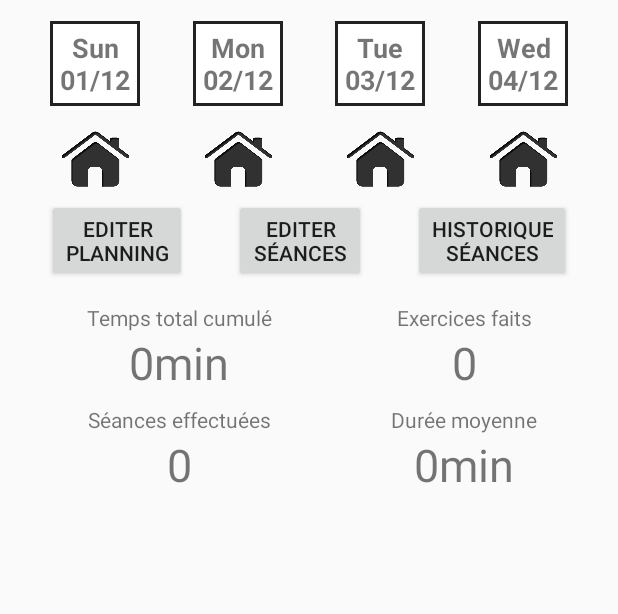
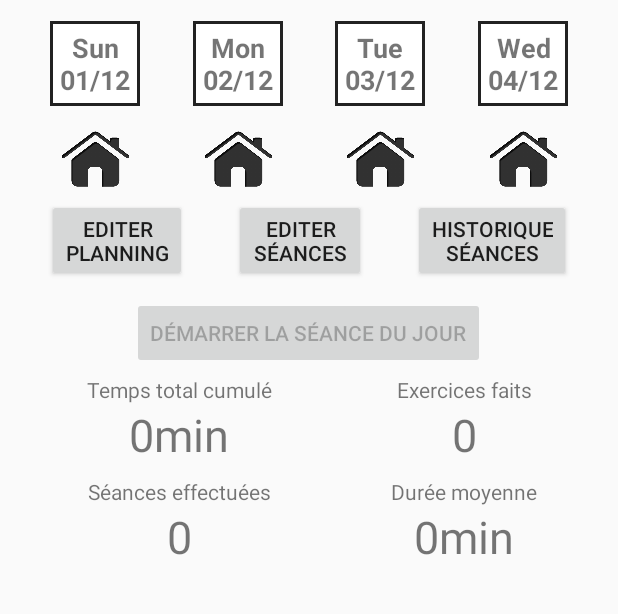
Before and after one commit to mcoucke/gomuscu, an Android app: the screen it shows after launch (MainActivity), after a tap on an icon or button, on a phone screen of 412 x 824 dp, the part 68-682 px from its top. Run offline under Robolectric (Android 15) with nearby library versions, the phone set to English and light mode, and no system bars; our stand-ins replace Room's generated code.

Commit message:
adding demarrer seance view

```diff
--- /dev/null
+++ b/app/src/main/java/com/app/gomuscu/DemarrerSeance.java
@@ -0,0 +1,4 @@
+package com.app.gomuscu;
+
+public class DemarrerSeance {
+}
--- a/app/src/main/java/com/app/gomuscu/MainActivity.java
+++ b/app/src/main/java/com/app/gomuscu/MainActivity.java
@@ -7,6 +7,7 @@ import androidx.lifecycle.ViewModelProviders;
 import android.content.Intent;
 import android.os.Bundle;
 import android.view.View;
+import android.widget.Button;
 import android.widget.ImageView;
 import android.widget.TextView;
 
@@ -90,6 +91,15 @@ public class MainActivity extends AppCompatActivity {
             }
         }
 
+        // Bouton démarrage de séance
+        Button boutonLancerSeance = (Button) findViewById(R.id.btn_demarrer_seance);
+        // Si il y a une séance aujourd'hui on active le bouton
+        if (this.listeJournees.get(0) != null) {
+            boutonLancerSeance.setEnabled(true);
+        } else {
+            boutonLancerSeance.setEnabled(false);
+        }
+
         // Statistiques
 
         goMuscuViewModel.getAllHistoriques().observe(this, new Observer<List<Historique>>() {
@@ -109,7 +119,7 @@ public class MainActivity extends AppCompatActivity {
 
     }
 
-    public void onImageClick(View view) {
+    public void onClickImage(View view) {
         System.out.println("click image planning");
         switch (view.getId()) {
             case R.id.img_day1 :
@@ -149,6 +159,11 @@ public class MainActivity extends AppCompatActivity {
         System.out.println("click edit planning");
     }
 
+    public void onCLickDemarrerSeance(View view) {
+        Intent intent = new Intent(this, DemarrerSeance.class);
+        startActivity(intent);
+    }
+
     public void setStatistiquesHistoriques(List<Historique> historiques) {
         int total_duree_sec = 0;
         for(int i = 0; i < historiques.size(); i++) {
--- a/app/src/main/res/layout/activity_main.xml
+++ b/app/src/main/res/layout/activity_main.xml
@@ -133,7 +133,7 @@
             android:scaleType="fitXY"
             android:adjustViewBounds="true"
             android:layout_gravity="center"
-            android:onClick="onImageClick" />
+            android:onClick="onClickImage" />
 
         <ImageView
             android:id="@+id/img_day2"
@@ -144,7 +144,7 @@
             android:scaleType="fitXY"
             android:adjustViewBounds="true"
             android:layout_gravity="center"
-            android:onClick="onImageClick" />
+            android:onClick="onClickImage" />
 
         <ImageView
             android:id="@+id/img_day3"
@@ -155,7 +155,7 @@
             android:scaleType="fitXY"
             android:adjustViewBounds="true"
             android:layout_gravity="center"
-            android:onClick="onImageClick" />
+            android:onClick="onClickImage" />
 
         <ImageView
             android:id="@+id/img_day4"
@@ -166,7 +166,7 @@
             android:scaleType="fitXY"
             android:adjustViewBounds="true"
             android:layout_gravity="center"
-            android:onClick="onImageClick" />
+            android:onClick="onClickImage" />
 
 
     </GridLayout>
@@ -213,7 +213,16 @@
 
     </GridLayout>
 
-    <GridLayout xmlns:android="http://schemas.android.com/apk/res/android"
+    <Button
+        android:layout_width="wrap_content"
+        android:layout_height="wrap_content"
+        android:layout_gravity="center"
+        android:text="@string/btn_demarrer_seance"
+        android:id="@+id/btn_demarrer_seance"
+        android:onClick="onCLickDemarrerSeance"
+        android:enabled="false" />
+
+    <GridLayout
         android:layout_width="match_parent"
         android:layout_height="wrap_content"
         android:rowCount="2"
--- /dev/null
+++ b/app/src/main/res/layout/demarrer_seance.xml
@@ -0,0 +1,6 @@
+<?xml version="1.0" encoding="utf-8"?>
+<LinearLayout xmlns:android="http://schemas.android.com/apk/res/android"
+    android:orientation="vertical" android:layout_width="match_parent"
+    android:layout_height="match_parent">
+
+</LinearLayout>
--- a/app/src/main/res/values/strings.xml
+++ b/app/src/main/res/values/strings.xml
@@ -17,4 +17,5 @@
     <string name="hint_nouvelle_seance">Intitulé nouvelle séance</string>
     <string name="tv_nom_exo">Nom exercice :</string>
     <string name="btn_ajout_exo">Ajouter un exercice</string>
+    <string name="btn_demarrer_seance">Démarrer la séance du jour</string>
 </resources>
```
Also changed, not shown: 1 other file.
